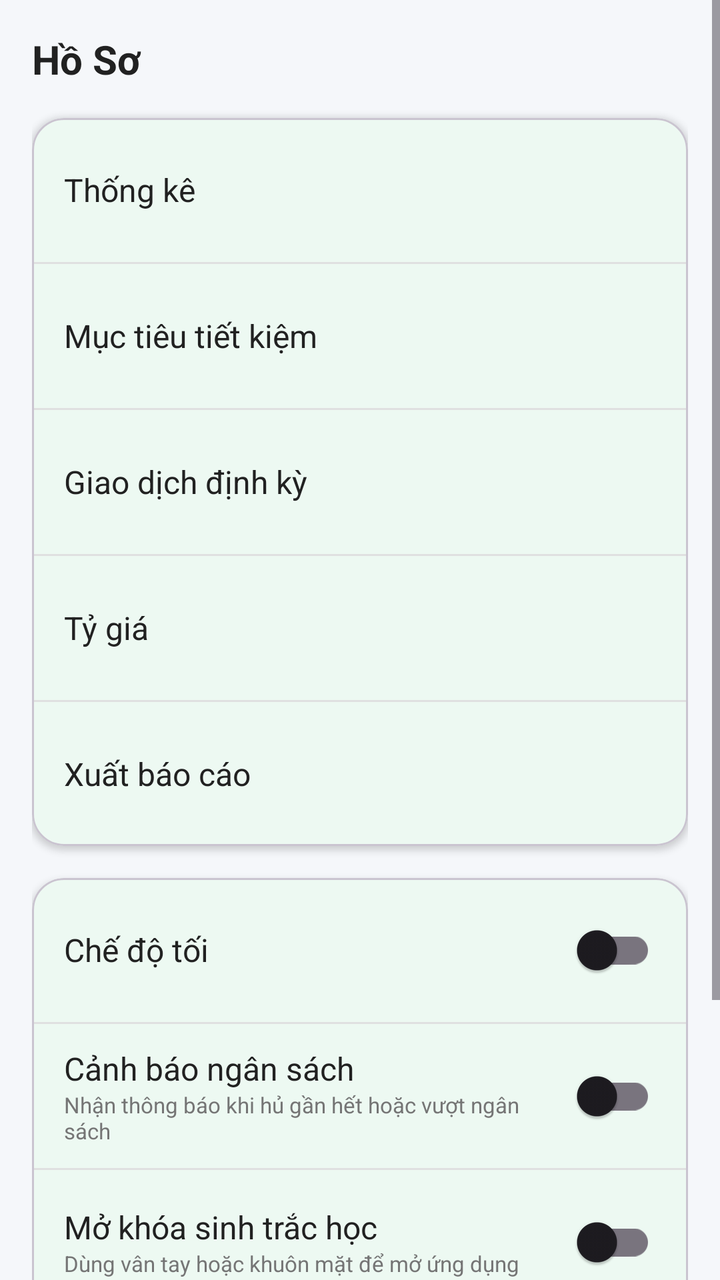
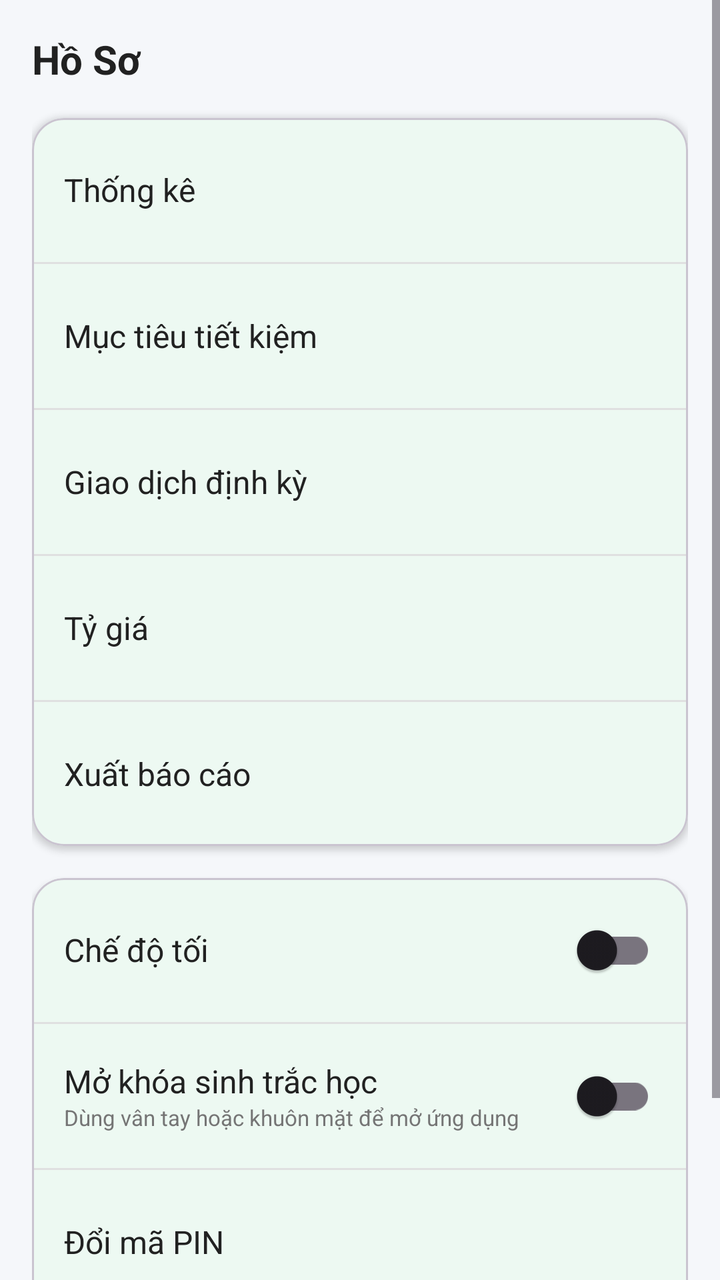

Compare the two renders of this Android layout. The source of the first and the diff that turns it into the second are given below.
<!-- AndroidManifest.xml: application theme Theme.FinaceManager -->
<!-- res/layout/fragment_profile.xml -->
<?xml version="1.0" encoding="utf-8"?>
<ScrollView xmlns:android="http://schemas.android.com/apk/res/android"
    android:layout_width="match_parent"
    android:layout_height="match_parent"
    android:background="@color/color_background">

    <LinearLayout
        android:layout_width="match_parent"
        android:layout_height="wrap_content"
        android:orientation="vertical"
        android:padding="@dimen/spacing_md">

        <TextView
            android:layout_width="match_parent"
            android:layout_height="wrap_content"
            android:text="@string/title_profile"
            android:textColor="@color/color_text_primary"
            android:textSize="@dimen/text_title"
            android:textStyle="bold" />

        
        <com.google.android.material.card.MaterialCardView
            xmlns:app="http://schemas.android.com/apk/res-auto"
            android:layout_width="match_parent"
            android:layout_height="wrap_content"
            android:layout_marginTop="@dimen/spacing_md"
            app:cardCornerRadius="@dimen/card_radius"
            app:cardElevation="2dp">

            <LinearLayout
                android:layout_width="match_parent"
                android:layout_height="wrap_content"
                android:orientation="vertical">

                <TextView
                    android:id="@+id/tv_statistics"
                    android:layout_width="match_parent"
                    android:layout_height="@dimen/item_min_height"
                    android:gravity="center_vertical"
                    android:paddingHorizontal="@dimen/spacing_md"
                    android:text="@string/label_statistics"
                    android:textColor="@color/color_text_primary"
                    android:textSize="@dimen/text_subtitle"
                    android:background="?attr/selectableItemBackground" />

                <View
                    android:layout_width="match_parent"
                    android:layout_height="1dp"
                    android:background="@color/color_divider" />

                <TextView
                    android:id="@+id/tv_savings_goals"
                    android:layout_width="match_parent"
                    android:layout_height="@dimen/item_min_height"
                    android:gravity="center_vertical"
                    android:paddingHorizontal="@dimen/spacing_md"
                    android:text="@string/label_savings_goal"
                    android:textColor="@color/color_text_primary"
                    android:textSize="@dimen/text_subtitle"
                    android:background="?attr/selectableItemBackground" />

                <View
                    android:layout_width="match_parent"
                    android:layout_height="1dp"
                    android:background="@color/color_divider" />

                <TextView
                    android:id="@+id/tv_recurring_transactions"
                    android:layout_width="match_parent"
                    android:layout_height="@dimen/item_min_height"
                    android:gravity="center_vertical"
                    android:paddingHorizontal="@dimen/spacing_md"
                    android:text="@string/label_recurring_transactions"
                    android:textColor="@color/color_text_primary"
                    android:textSize="@dimen/text_subtitle"
                    android:background="?attr/selectableItemBackground" />

                <View
                    android:layout_width="match_parent"
                    android:layout_height="1dp"
                    android:background="@color/color_divider" />

                <TextView
                    android:id="@+id/tv_exchange_rate"
                    android:layout_width="match_parent"
                    android:layout_height="@dimen/item_min_height"
                    android:gravity="center_vertical"
                    android:paddingHorizontal="@dimen/spacing_md"
                    android:text="@string/label_exchange_rate"
                    android:textColor="@color/color_text_primary"
                    android:textSize="@dimen/text_subtitle"
                    android:background="?attr/selectableItemBackground" />

                <View
                    android:layout_width="match_parent"
                    android:layout_height="1dp"
                    android:background="@color/color_divider" />

                <TextView
                    android:id="@+id/tv_export"
                    android:layout_width="match_parent"
                    android:layout_height="@dimen/item_min_height"
                    android:gravity="center_vertical"
                    android:paddingHorizontal="@dimen/spacing_md"
                    android:text="@string/label_export"
                    android:textColor="@color/color_text_primary"
                    android:textSize="@dimen/text_subtitle"
                    android:background="?attr/selectableItemBackground" />
            </LinearLayout>
        </com.google.android.material.card.MaterialCardView>

        
        <com.google.android.material.card.MaterialCardView
            xmlns:app="http://schemas.android.com/apk/res-auto"
            android:layout_width="match_parent"
            android:layout_height="wrap_content"
            android:layout_marginTop="@dimen/spacing_md"
            app:cardCornerRadius="@dimen/card_radius"
            app:cardElevation="2dp">

            <LinearLayout
                android:layout_width="match_parent"
                android:layout_height="wrap_content"
                android:orientation="vertical">

                <LinearLayout
                    android:layout_width="match_parent"
                    android:layout_height="@dimen/item_min_height"
                    android:gravity="center_vertical"
                    android:orientation="horizontal"
                    android:paddingHorizontal="@dimen/spacing_md">

                    <TextView
                        android:layout_width="0dp"
                        android:layout_height="wrap_content"
                        android:layout_weight="1"
                        android:text="@string/label_dark_mode"
                        android:textColor="@color/color_text_primary"
                        android:textSize="@dimen/text_subtitle" />

                    <com.google.android.material.switchmaterial.SwitchMaterial
                        android:id="@+id/switch_dark_mode"
                        android:layout_width="wrap_content"
                        android:layout_height="wrap_content" />
                </LinearLayout>

                <View
                    android:layout_width="match_parent"
                    android:layout_height="1dp"
                    android:background="@color/color_divider" />

                
                <LinearLayout
                    android:layout_width="match_parent"
                    android:layout_height="@dimen/item_min_height"
                    android:gravity="center_vertical"
                    android:orientation="horizontal"
                    android:paddingHorizontal="@dimen/spacing_md">

                    <LinearLayout
                        android:layout_width="0dp"
                        android:layout_height="wrap_content"
                        android:layout_weight="1"
                        android:orientation="vertical">

                        <TextView
                            android:layout_width="wrap_content"
                            android:layout_height="wrap_content"
                            android:text="@string/label_notification_budget"
                            android:textColor="@color/color_text_primary"
                            android:textSize="@dimen/text_subtitle" />

                        <TextView
                            android:layout_width="wrap_content"
                            android:layout_height="wrap_content"
                            android:text="@string/label_notification_budget_desc"
                            android:textColor="@color/color_text_secondary"
                            android:textSize="11sp" />
                    </LinearLayout>

                    <com.google.android.material.switchmaterial.SwitchMaterial
                        android:id="@+id/switch_notification"
                        android:layout_width="wrap_content"
                        android:layout_height="wrap_content" />
                </LinearLayout>

                <View
                    android:layout_width="match_parent"
                    android:layout_height="1dp"
                    android:background="@color/color_divider" />

                
                <LinearLayout
                    android:id="@+id/ll_biometric"
                    android:layout_width="match_parent"
                    android:layout_height="@dimen/item_min_height"
                    android:gravity="center_vertical"
                    android:orientation="horizontal"
                    android:paddingHorizontal="@dimen/spacing_md">

                    <LinearLayout
                        android:layout_width="0dp"
                        android:layout_height="wrap_content"
                        android:layout_weight="1"
                        android:orientation="vertical">

                        <TextView
                            android:layout_width="wrap_content"
                            android:layout_height="wrap_content"
                            android:text="@string/label_biometric"
                            android:textColor="@color/color_text_primary"
                            android:textSize="@dimen/text_subtitle" />

                        <TextView
                            android:id="@+id/tv_biometric_desc"
                            android:layout_width="wrap_content"
                            android:layout_height="wrap_content"
                            android:text="@string/label_biometric_desc"
                            android:textColor="@color/color_text_secondary"
                            android:textSize="11sp" />
                    </LinearLayout>

                    <com.google.android.material.switchmaterial.SwitchMaterial
                        android:id="@+id/switch_biometric"
                        android:layout_width="wrap_content"
                        android:layout_height="wrap_content" />
                </LinearLayout>

                <View
                    android:layout_width="match_parent"
                    android:layout_height="1dp"
                    android:background="@color/color_divider" />

                <TextView
                    android:id="@+id/tv_change_pin"
                    android:layout_width="match_parent"
                    android:layout_height="@dimen/item_min_height"
                    android:gravity="center_vertical"
                    android:paddingHorizontal="@dimen/spacing_md"
                    android:text="@string/label_change_pin"
                    android:textColor="@color/color_text_primary"
                    android:textSize="@dimen/text_subtitle"
                    android:background="?attr/selectableItemBackground" />

                <View
                    android:layout_width="match_parent"
                    android:layout_height="1dp"
                    android:background="@color/color_divider" />

                <TextView
                    android:id="@+id/tv_about"
                    android:layout_width="match_parent"
                    android:layout_height="@dimen/item_min_height"
                    android:gravity="center_vertical"
                    android:paddingHorizontal="@dimen/spacing_md"
                    android:text="@string/label_about"
                    android:textColor="@color/color_text_primary"
                    android:textSize="@dimen/text_subtitle"
                    android:background="?attr/selectableItemBackground" />
            </LinearLayout>
        </com.google.android.material.card.MaterialCardView>

    </LinearLayout>
</ScrollView>
<!-- resources referenced by this layout -->
<resources>
  <color name="color_background">#F5F7FA</color>
  <color name="color_divider">#E0E0E0</color>
  <color name="color_text_primary">#212121</color>
  <color name="color_text_secondary">#757575</color>
  <dimen name="card_radius">16dp</dimen>
  <dimen name="item_min_height">72dp</dimen>
  <dimen name="spacing_md">16dp</dimen>
  <dimen name="text_subtitle">16sp</dimen>
  <dimen name="text_title">20sp</dimen>
  <string name="label_about">Giới thiệu</string>
  <string name="label_biometric">Mở khóa sinh trắc học</string>
  <string name="label_biometric_desc">Dùng vân tay hoặc khuôn mặt để mở ứng dụng</string>
  <string name="label_change_pin">Đổi mã PIN</string>
  <string name="label_dark_mode">Chế độ tối</string>
  <string name="label_exchange_rate">Tỷ giá</string>
  <string name="label_export">Xuất báo cáo</string>
  <string name="label_notification_budget">Cảnh báo ngân sách</string>
  <string name="label_notification_budget_desc">Nhận thông báo khi hủ gần hết hoặc vượt ngân sách</string>
  <string name="label_recurring_transactions">Giao dịch định kỳ</string>
  <string name="label_savings_goal">Mục tiêu tiết kiệm</string>
  <string name="label_statistics">Thống kê</string>
  <string name="title_profile">Hồ Sơ</string>
  <style name="Theme.FinaceManager" parent="Base.Theme.FinaceManager" />
  <style name="Base.Theme.FinaceManager" parent="Theme.Material3.DayNight.NoActionBar">
          <item name="colorPrimary">@color/color_primary</item>
          <item name="colorPrimaryDark">@color/color_primary_dark</item>
          <item name="colorAccent">@color/color_accent</item>
          <item name="colorOnPrimary">@color/color_text_on_primary</item>
          <item name="android:colorBackground">@color/color_background</item>
          <item name="colorSurface">@color/color_surface</item>
          <item name="android:statusBarColor">@color/color_primary</item>
          <item name="android:navigationBarColor">@color/color_surface</item>
      </style>
  <color name="color_primary">#00B14F</color>
  <color name="color_primary_dark">#009640</color>
  <color name="color_accent">#FF6B35</color>
  <color name="color_text_on_primary">#FFFFFF</color>
  <color name="color_surface">#FFFFFF</color>
</resources>

<!-- the commit's change to res/layout/fragment_profile.xml (unified diff, before → after) -->
@@ -151,46 +151,6 @@
 
                 
                 <LinearLayout
-                    android:layout_width="match_parent"
-                    android:layout_height="@dimen/item_min_height"
-                    android:gravity="center_vertical"
-                    android:orientation="horizontal"
-                    android:paddingHorizontal="@dimen/spacing_md">
-
-                    <LinearLayout
-                        android:layout_width="0dp"
-                        android:layout_height="wrap_content"
-                        android:layout_weight="1"
-                        android:orientation="vertical">
-
-                        <TextView
-                            android:layout_width="wrap_content"
-                            android:layout_height="wrap_content"
-                            android:text="@string/label_notification_budget"
-                            android:textColor="@color/color_text_primary"
-                            android:textSize="@dimen/text_subtitle" />
-
-                        <TextView
-                            android:layout_width="wrap_content"
-                            android:layout_height="wrap_content"
-                            android:text="@string/label_notification_budget_desc"
-                            android:textColor="@color/color_text_secondary"
-                            android:textSize="11sp" />
-                    </LinearLayout>
-
-                    <com.google.android.material.switchmaterial.SwitchMaterial
-                        android:id="@+id/switch_notification"
-                        android:layout_width="wrap_content"
-                        android:layout_height="wrap_content" />
-                </LinearLayout>
-
-                <View
-                    android:layout_width="match_parent"
-                    android:layout_height="1dp"
-                    android:background="@color/color_divider" />
-
-                
-                <LinearLayout
                     android:id="@+id/ll_biometric"
                     android:layout_width="match_parent"
                     android:layout_height="@dimen/item_min_height"
<!-- resource entries referenced after the edit -->
@@ -16,8 +16,6 @@
   <string name="label_dark_mode">Chế độ tối</string>
   <string name="label_exchange_rate">Tỷ giá</string>
   <string name="label_export">Xuất báo cáo</string>
-  <string name="label_notification_budget">Cảnh báo ngân sách</string>
-  <string name="label_notification_budget_desc">Nhận thông báo khi hủ gần hết hoặc vượt ngân sách</string>
   <string name="label_recurring_transactions">Giao dịch định kỳ</string>
   <string name="label_savings_goal">Mục tiêu tiết kiệm</string>
   <string name="label_statistics">Thống kê</string>
